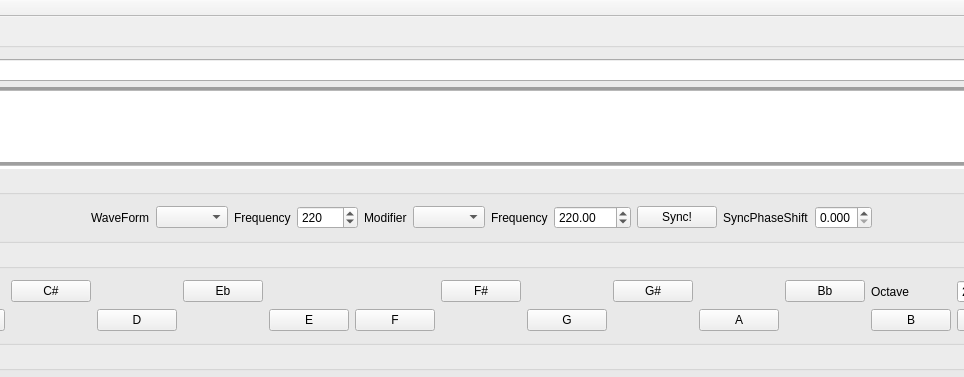
Before: the Qt Designer form Synth2/mainwindow.ui in djeemie2000/SynthPlayground, drawn with Qt 5; both pictures show x 127 to 1091 and y 0 to 377 of the 1343 by 575 pixel window.
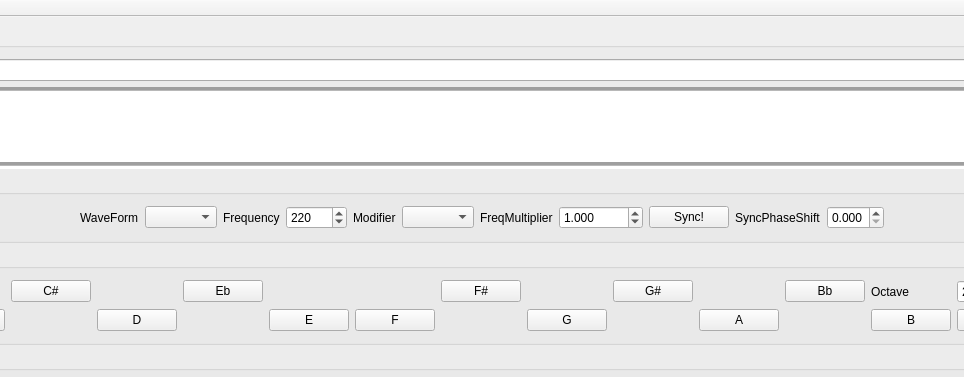
After: the same form once the commit is applied.

Commit message: Modifier and operator frequency are proportional

```diff
--- a/Synth2/mainwindow.ui
+++ b/Synth2/mainwindow.ui
@@ -129,14 +129,14 @@
           <item>
            <widget class="QLabel" name="label_13">
             <property name="text">
-             <string>Frequency</string>
+             <string>FreqMultiplier</string>
             </property>
            </widget>
           </item>
           <item>
            <widget class="QDoubleSpinBox" name="doubleSpinBox_ModifierFrequency">
             <property name="decimals">
-             <number>2</number>
+             <number>3</number>
             </property>
             <property name="maximum">
              <double>22050.000000000000000</double>
@@ -145,7 +145,7 @@
              <double>0.010000000000000</double>
             </property>
             <property name="value">
-             <double>220.000000000000000</double>
+             <double>1.000000000000000</double>
             </property>
            </widget>
           </item>
```
Left out of the diff: 2 changed lines with no effect on the pictures. The commit also changes 3 other files.
